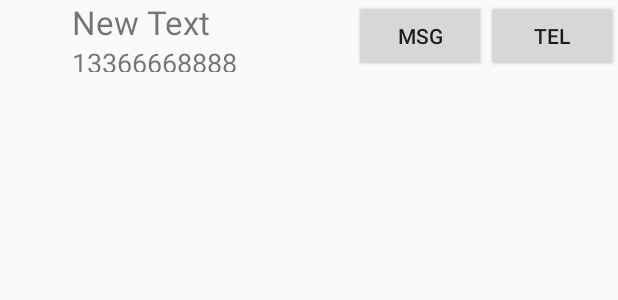
After one commit to Scut-GOF/WeChat, an Android app: the layout main_list_cell.xml on its own in the app's theme, with its tools: preview values and no code run, on a phone screen of 412 x 824 dp. The commit adds this screen. Shown: the top 300 px of the screen. Run offline under Robolectric (Android 15) with nearby library versions, the phone set to English and light mode, and no system bars.

Commit message:
Rejected commit: Default

```diff
--- a/app/src/main/res/drawable/gulu_back_button_selector.xml
+++ b/app/src/main/res/drawable/cwh_back_button_selector.xml
@@ -3,18 +3,18 @@
     <!-- 按下的状态 -->
     <item android:state_enabled="true" android:state_pressed="true">
     	<shape>
-    	    <gradient android:startColor="@color/gulu_orange_on" android:endColor="@color/gulu_orange_on" android:angle="270"/>
+    	    <gradient android:startColor="@color/cwh_orange_on" android:endColor="@color/cwh_orange_on" android:angle="270"/>
         </shape>
     </item>
     <item android:state_enabled="true" android:state_checked="true">
     	<shape>
-    	    <gradient android:startColor="@color/gulu_orange_on" android:endColor="@color/gulu_orange_on" android:angle="270" />
+    	    <gradient android:startColor="@color/cwh_orange_on" android:endColor="@color/cwh_orange_on" android:angle="270" />
         </shape>
     </item>
     <!-- 没操作的状态 -->
     <item>
         <shape>
-            <gradient android:startColor="@color/gulu_green" android:endColor="@color/gulu_green" android:angle="270" />
+            <gradient android:startColor="@color/cwh_green" android:endColor="@color/cwh_green" android:angle="270" />
         </shape>
     </item>
 </selector>
--- a/app/src/main/res/drawable/gulu_blue_button_selector.xml
+++ b/app/src/main/res/drawable/cwh_blue_button_selector.xml
@@ -3,7 +3,7 @@
     <!-- 按下的状态 -->
     <item android:state_enabled="true" android:state_pressed="true">
     	<shape>
-    	    <gradient android:startColor="@color/gulu_orange_on" android:endColor="@color/gulu_orange_on" android:angle="270"/>
+    	    <gradient android:startColor="@color/cwh_orange_on" android:endColor="@color/cwh_orange_on" android:angle="270"/>
     	    <corners android:topLeftRadius="6dp"
 				android:topRightRadius="6dp"
 				android:bottomLeftRadius="6dp"
@@ -13,7 +13,7 @@
     </item>
     <item android:state_enabled="true" android:state_checked="true">
     	<shape>
-    	    <gradient android:startColor="@color/gulu_orange_on" android:endColor="@color/gulu_orange_on" android:angle="270" />
+    	    <gradient android:startColor="@color/cwh_orange_on" android:endColor="@color/cwh_orange_on" android:angle="270" />
     	    <corners android:topLeftRadius="6dp"
 				android:topRightRadius="6dp"
 				android:bottomLeftRadius="6dp"
--- a/app/src/main/res/drawable/gulu_catalog_selector.xml
+++ b/app/src/main/res/drawable/cwh_catalog_selector.xml
@@ -3,12 +3,12 @@
     <!-- 按下的状态 -->
     <item android:state_enabled="true" android:state_pressed="true">
     	<shape>
-    	    <gradient android:startColor="@color/gulu_white_orange" android:endColor="@color/gulu_white_orange" android:angle="270" />
+    	    <gradient android:startColor="@color/cwh_white_orange" android:endColor="@color/cwh_white_orange" android:angle="270" />
         </shape>
     </item>
     <item android:state_enabled="true" android:state_checked="true">
     	<shape>
-    	    <gradient android:startColor="@color/gulu_white_orange" android:endColor="@color/gulu_white_orange" android:angle="270" />
+    	    <gradient android:startColor="@color/cwh_white_orange" android:endColor="@color/cwh_white_orange" android:angle="270" />
         </shape>
     </item>
     <!-- 没操作的状态 -->
--- a/app/src/main/res/drawable/gulu_green_button_text_selector.xml
+++ b/app/src/main/res/drawable/cwh_green_button_text_selector.xml
@@ -1,9 +1,9 @@
 <?xml version="1.0" encoding="utf-8"?>
 <selector xmlns:android="http://schemas.android.com/apk/res/android" >
     <!-- 按下的状态 -->
-    <item android:state_enabled="true" android:state_pressed="true" android:color="@color/gulu_green"/>
+    <item android:state_enabled="true" android:state_pressed="true" android:color="@color/cwh_green"/>
     <!-- 选中的状态 -->
-    <item android:state_enabled="true" android:state_focused="true"  android:color="@color/gulu_green"/>
+    <item android:state_enabled="true" android:state_focused="true"  android:color="@color/cwh_green"/>
     <!-- 没操作的状态 -->
     <item  android:color="@color/white"/>
 </selector>
--- a/app/src/main/res/drawable/gulu_orange_button_text_selector.xml
+++ b/app/src/main/res/drawable/cwh_head_button_text_selector.xml
@@ -5,5 +5,5 @@
     <!-- 选中的状态 -->
     <item android:state_enabled="true" android:state_focused="true"  android:color="@color/white"/>
     <!-- 没操作的状态 -->
-    <item  android:color="@color/gulu_orange_button"/>
+    <item  android:color="@color/cwh_green"/>
 </selector>
--- a/app/src/main/res/drawable/gulu_login_panel_selector.xml
+++ b/app/src/main/res/drawable/cwh_login_panel_selector.xml
@@ -4,7 +4,7 @@
     <!-- 选中的状态 -->
     <item android:state_enabled="true" android:state_focused="true">
         <shape>
-    	    <gradient android:startColor="@color/gulu_alp_grey" android:endColor="@color/gulu_alp_grey" android:angle="270"/>
+    	    <gradient android:startColor="@color/cwh_alp_grey" android:endColor="@color/cwh_alp_grey" android:angle="270"/>
     	    <corners android:topLeftRadius="10dp"
 				android:topRightRadius="10dp"
 				android:bottomLeftRadius="10dp"
@@ -18,7 +18,7 @@
     <!-- 没操作的状态 -->
     <item>
         <shape>
-            <gradient android:startColor="@color/gulu_alp_grey" android:endColor="@color/gulu_alp_grey" android:angle="270" />
+            <gradient android:startColor="@color/cwh_alp_grey" android:endColor="@color/cwh_alp_grey" android:angle="270" />
             <corners android:topLeftRadius="10dp"
 				android:topRightRadius="10dp"
 				android:bottomLeftRadius="10dp"
--- a/app/src/main/res/drawable/gulu_orange_button_selector.xml
+++ b/app/src/main/res/drawable/cwh_orange_button_selector.xml
@@ -3,7 +3,7 @@
     <!-- 按下的状态 -->
     <item android:state_enabled="true" android:state_pressed="true">
     	<shape>
-    	    <gradient android:startColor="@color/gulu_orange_button" android:endColor="@color/gulu_orange_button" android:angle="270"/>
+    	    <gradient android:startColor="@color/cwh_orange_button" android:endColor="@color/cwh_orange_button" android:angle="270"/>
     	    <corners android:topLeftRadius="6dp"
 				android:topRightRadius="6dp"
 				android:bottomLeftRadius="6dp"
@@ -15,7 +15,7 @@
     </item>
     <item android:state_enabled="true" android:state_checked="true">
     	<shape>
-    	    <gradient android:startColor="@color/gulu_orange_button" android:endColor="@color/gulu_orange_button" android:angle="270" />
+    	    <gradient android:startColor="@color/cwh_orange_button" android:endColor="@color/cwh_orange_button" android:angle="270" />
     	    <corners android:topLeftRadius="6dp"
 				android:topRightRadius="6dp"
 				android:bottomLeftRadius="6dp"
--- a/app/src/main/res/drawable/gulu_head_button_text_selector.xml
+++ b/app/src/main/res/drawable/cwh_orange_button_text_selector.xml
@@ -5,5 +5,5 @@
     <!-- 选中的状态 -->
     <item android:state_enabled="true" android:state_focused="true"  android:color="@color/white"/>
     <!-- 没操作的状态 -->
-    <item  android:color="@color/gulu_green"/>
+    <item  android:color="@color/cwh_orange_button"/>
 </selector>
--- a/app/src/main/res/drawable/gulu_orange_button_text_selector2.xml
+++ b/app/src/main/res/drawable/cwh_orange_button_text_selector2.xml
@@ -1,9 +1,9 @@
 <?xml version="1.0" encoding="utf-8"?>
 <selector xmlns:android="http://schemas.android.com/apk/res/android" >
     <!-- 按下的状态 -->
-    <item android:state_enabled="true" android:state_pressed="true" android:color="@color/gulu_orange_button"/>
+    <item android:state_enabled="true" android:state_pressed="true" android:color="@color/cwh_orange_button"/>
     <!-- 选中的状态 -->
-    <item android:state_enabled="true" android:state_focused="true"  android:color="@color/gulu_orange_button"/>
+    <item android:state_enabled="true" android:state_focused="true"  android:color="@color/cwh_orange_button"/>
     <!-- 没操作的状态 -->
     <item  android:color="@color/white"/>
 </selector>
--- a/app/src/main/res/drawable/gulu_product_selector.xml
+++ b/app/src/main/res/drawable/cwh_product_selector.xml
@@ -3,12 +3,12 @@
     <!-- 按下的状态 -->
     <item android:state_enabled="true" android:state_pressed="true">
     	<shape>
-    	    <gradient android:startColor="@color/gulu_white_orange" android:endColor="@color/gulu_white_orange" android:angle="270" />
+    	    <gradient android:startColor="@color/cwh_white_orange" android:endColor="@color/cwh_white_orange" android:angle="270" />
         </shape>
     </item>
     <item android:state_enabled="true" android:state_checked="true">
     	<shape>
-    	    <gradient android:startColor="@color/gulu_white_orange" android:endColor="@color/gulu_white_orange" android:angle="270" />
+    	    <gradient android:startColor="@color/cwh_white_orange" android:endColor="@color/cwh_white_orange" android:angle="270" />
         </shape>
     </item>
     <!-- 没操作的状态 -->
--- /dev/null
+++ b/app/src/main/res/layout/main_list_cell.xml
@@ -0,0 +1,55 @@
+<?xml version="1.0" encoding="utf-8"?>
+<LinearLayout xmlns:android="http://schemas.android.com/apk/res/android"
+    android:layout_width="match_parent"
+    android:orientation="vertical"
+    android:layout_height="wrap_content">
+
+    <LinearLayout
+        android:orientation="horizontal"
+        android:layout_width="match_parent"
+        android:layout_height="wrap_content"
+        >
+
+        <ImageView
+            android:layout_width="48dp"
+            android:layout_height="48dp"
+
+            android:id="@+id/imageView" />
+
+        <LinearLayout
+            android:orientation="vertical"
+            android:layout_width="match_parent"
+            android:layout_height="match_parent"
+            android:layout_weight="1">
+
+            <TextView
+                android:layout_width="wrap_content"
+                android:layout_height="wrap_content"
+                android:textSize="22sp"
+                android:text="New Text"
+                android:id="@+id/textView" />
+
+            <TextView
+                android:layout_width="wrap_content"
+                android:layout_height="wrap_content"
+                android:textSize="18sp"
+                android:text="13366668888"
+                android:id="@+id/textView2" />
+        </LinearLayout>
+
+        <Button
+            android:layout_width="wrap_content"
+            android:layout_height="48dp"
+            android:text="MSG"
+            android:id="@+id/button" />
+
+        <Button
+            android:layout_width="wrap_content"
+            android:layout_height="48dp"
+            android:text="TEL"
+            android:id="@+id/button2" />
+    </LinearLayout>
+
+
+
+</LinearLayout>
```
Also changed, not shown: app/src/main/res/drawable/cwh_green_button_selector.xml (renamed from app/src/main/res/drawable/gulu_login_button_selector.xml, +6 -3 lines), app/src/main/res/drawable/cwh_head_button_selector.xml (renamed from app/src/main/res/drawable/gulu_head_button_selector.xml, +5 -5 lines), app/src/main/res/drawable/cwh_input_bg_selector.xml (renamed from app/src/main/res/drawable/gulu_input_bg_selector.xml, +4 -4 lines), app/src/main/res/drawable/cwh_login_button_selector.xml (renamed from app/src/main/res/drawable/gulu_orange_button_selector2.xml, +3 -12 lines), app/src/main/res/drawable/cwh_orange_button_selector2.xml (renamed from app/src/main/res/drawable/gulu_green_button_selector.xml, +12 -6 lines), app/src/main/res/layout/activity_main.xml (+8 -29 lines), app/src/main/res/values/color.xml (+8 -8 lines), app/src/main/res/values/styles.xml (+29 -25 lines).
